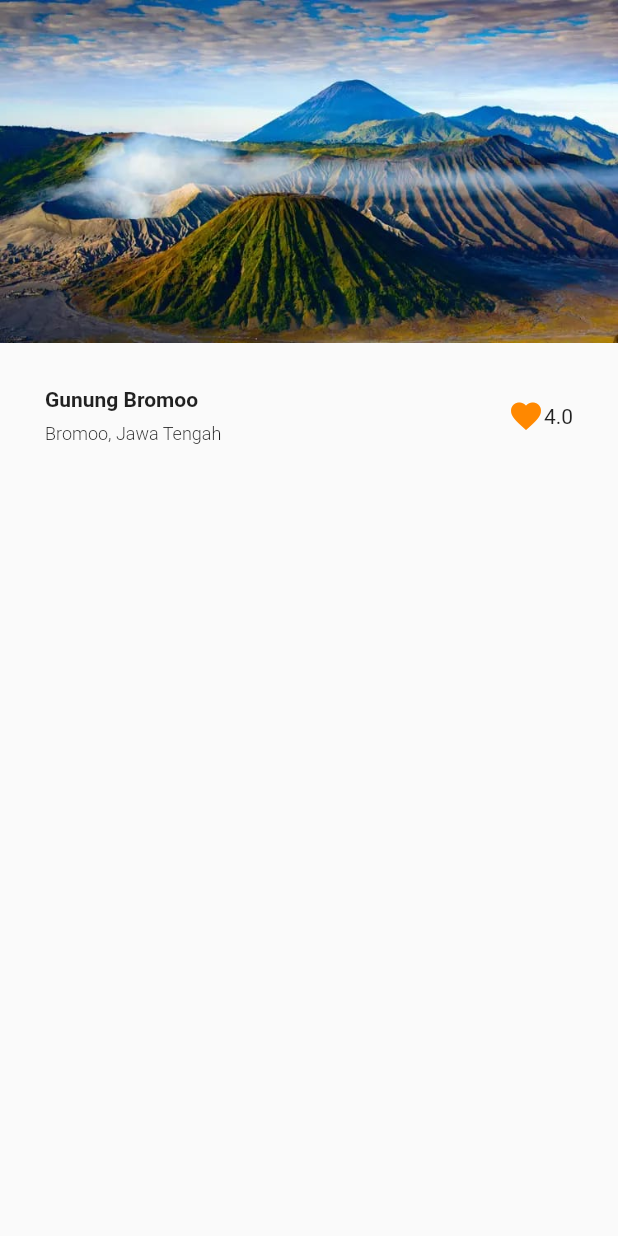
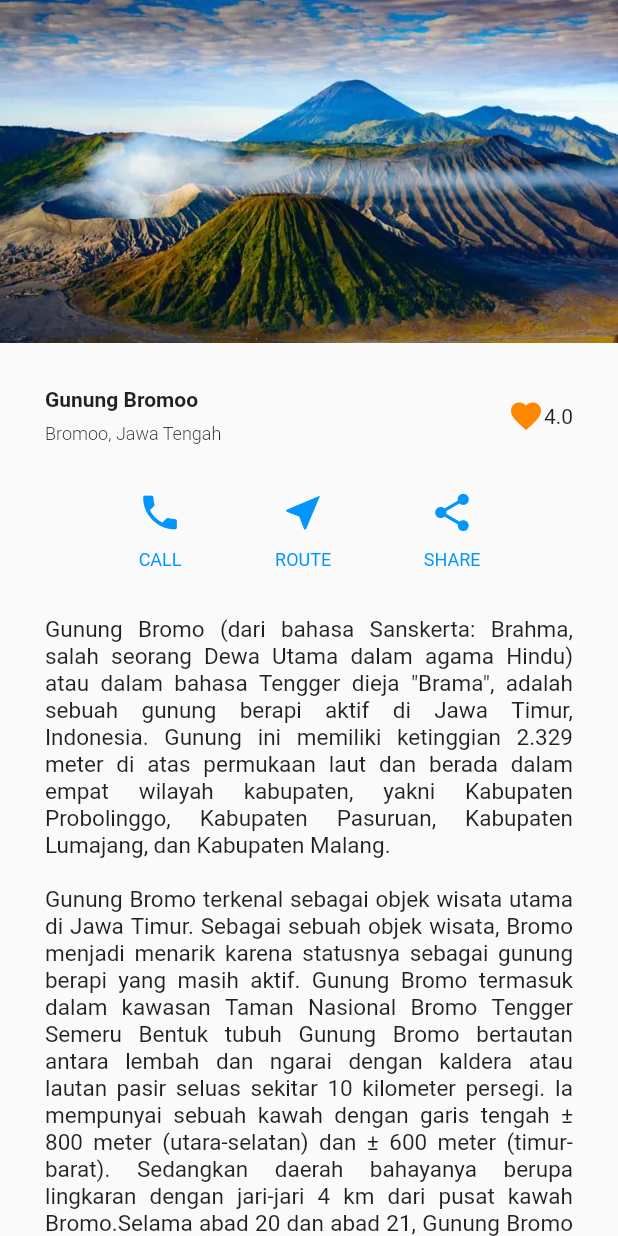
Before and after one commit to endijulian/flutter_design_tocode, a Flutter app: the screen it shows after launch, on a phone screen of 412 x 824 dp. Run offline on Flutter 3.47's test engine with Material 2 defaults, Android fonts, the phone set to English and light mode, and no system bars.

Commit message:
part basic

```diff
--- a/lib/home_page.dart
+++ b/lib/home_page.dart
@@ -5,8 +5,8 @@ class HomePage extends StatelessWidget {
   Widget build(BuildContext context) {
     return Scaffold(
       body: SafeArea(
-        child: Column(
-          crossAxisAlignment: CrossAxisAlignment.start,
+        // SingleChildScrollView (Untuk scroll jika datanya melebihi dari luas layar)
+        child: ListView(
           children: [
             Image.asset('assets/gunung-bromoo.jpg'),
             SizedBox(
@@ -51,6 +51,83 @@ class HomePage extends StatelessWidget {
                   )
                 ],
               ),
+            ),
+            SizedBox(
+              height: 30,
+            ),
+            Padding(
+              padding: EdgeInsets.symmetric(horizontal: 30),
+              child: Row(
+                mainAxisAlignment: MainAxisAlignment.spaceEvenly,
+                children: [
+                  Column(
+                    children: [
+                      Icon(
+                        Icons.phone,
+                        color: Color(0XFF0295FF),
+                        size: 30,
+                      ),
+                      SizedBox(
+                        height: 10,
+                      ),
+                      Text(
+                        'CALL',
+                        style: TextStyle(
+                          color: Color(0XFF0295FF),
+                          fontSize: 12,
+                        ),
+                      ),
+                    ],
+                  ),
+                  Column(
+                    children: [
+                      Icon(
+                        Icons.near_me,
+                        color: Color(0XFF0295FF),
+                        size: 30,
+                      ),
+                      SizedBox(
+                        height: 10,
+                      ),
+                      Text(
+                        'ROUTE',
+                        style:
+                            TextStyle(color: Color(0XFF0295FF), fontSize: 12),
+                      ),
+                    ],
+                  ),
+                  Column(
+                    children: [
+                      Icon(
+                        Icons.share,
+                        color: Color(0XFF0295FF),
+                        size: 30,
+                      ),
+                      SizedBox(
+                        height: 10,
+                      ),
+                      Text(
+                        'SHARE',
+                        style: TextStyle(
+                          color: Color(0XFF0295FF),
+                          fontSize: 12,
+                        ),
+                      ),
+                    ],
+                  )
+                ],
+              ),
+            ),
+            SizedBox(
+              height: 30,
+            ),
+            Padding(
+              padding: EdgeInsets.symmetric(horizontal: 30),
+              child: Text(
+                'Gunung Bromo (dari bahasa Sanskerta: Brahma, salah seorang Dewa Utama dalam agama Hindu) atau dalam bahasa Tengger dieja "Brama", adalah sebuah gunung berapi aktif di Jawa Timur, Indonesia. Gunung ini memiliki ketinggian 2.329 meter di atas permukaan laut dan berada dalam empat wilayah kabupaten, yakni Kabupaten Probolinggo, Kabupaten Pasuruan, Kabupaten Lumajang, dan Kabupaten Malang. \n\nGunung Bromo terkenal sebagai objek wisata utama di Jawa Timur. Sebagai sebuah objek wisata, Bromo menjadi menarik karena statusnya sebagai gunung berapi yang masih aktif. Gunung Bromo termasuk dalam kawasan Taman Nasional Bromo Tengger Semeru Bentuk tubuh Gunung Bromo bertautan antara lembah dan ngarai dengan kaldera atau lautan pasir seluas sekitar 10 kilometer persegi. Ia mempunyai sebuah kawah dengan garis tengah ± 800 meter (utara-selatan) dan ± 600 meter (timur-barat). Sedangkan daerah bahayanya berupa lingkaran dengan jari-jari 4 km dari pusat kawah Bromo.Selama abad 20 dan abad 21, Gunung Bromo telah meletus sebanyak beberapa kali, dengan interval waktu yang teratur, yaitu 30 tahun. Letusan terbesar terjadi 1974, sedangkan letusan terakhir terjadi pada 2016-sekarang.Selama abad 20 dan abad 21, Gunung Bromo telah meletus sebanyak beberapa kali, dengan interval waktu yang teratur, yaitu 30 tahun. Letusan terbesar terjadi 1974, sedangkan letusan terakhir terjadi pada 2016-sekarang.',
+                style: TextStyle(fontSize: 15),
+                textAlign: TextAlign.justify,
+              ),
             )
           ],
         ),
```
